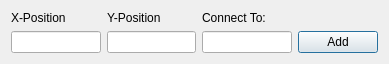
The window that create_vertex_dialog.ui (joeesmithh/graphs) describes before a commit, drawn with Qt 5.
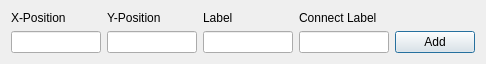
The same window after the commit.

Commit message:
feat: implement vertex creation dialogue
Creating a vertex requires a position, label of origin vertex, and the label of the vertex to connect to. This process does not work the other way around.

The edit to the form file:
```diff
--- a/create_vertex_dialog.ui
+++ b/create_vertex_dialog.ui
@@ -6,7 +6,7 @@
    <rect>
     <x>0</x>
     <y>0</y>
-    <width>389</width>
+    <width>486</width>
     <height>64</height>
    </rect>
   </property>
@@ -35,9 +35,16 @@
     </widget>
    </item>
    <item row="0" column="2">
+    <widget class="QLabel" name="label_label">
+     <property name="text">
+      <string>Label</string>
+     </property>
+    </widget>
+   </item>
+   <item row="0" column="3">
     <widget class="QLabel" name="label_connectTo">
      <property name="text">
-      <string>Connect To:</string>
+      <string>Connect Label</string>
      </property>
     </widget>
    </item>
@@ -48,9 +55,12 @@
     <widget class="QLineEdit" name="edit_yPos"/>
    </item>
    <item row="1" column="2">
-    <widget class="QLineEdit" name="edit_connectTo"/>
+    <widget class="QLineEdit" name="edit_label"/>
    </item>
    <item row="1" column="3">
+    <widget class="QLineEdit" name="edit_connectTo"/>
+   </item>
+   <item row="1" column="4">
     <widget class="QPushButton" name="button_add">
      <property name="text">
       <string>Add</string>
```
Left out of the diff: 2 changed lines with no effect on the pictures. The commit also changes 4 other files.
